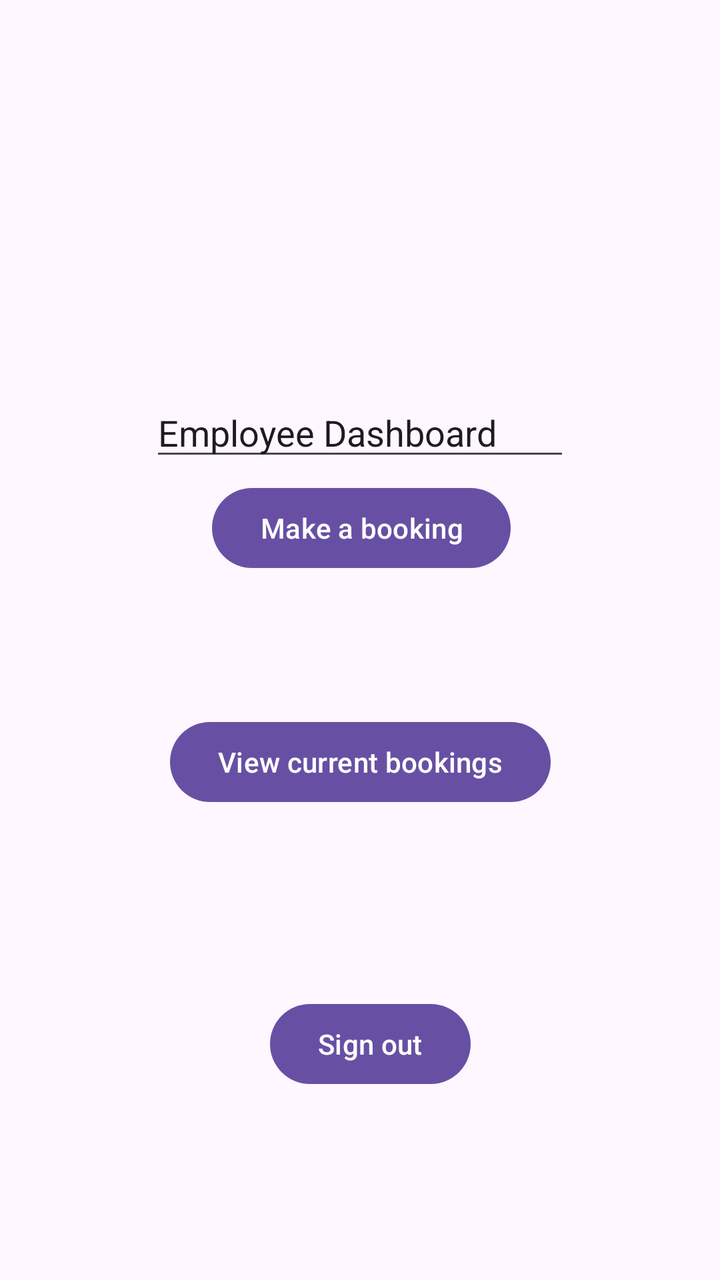
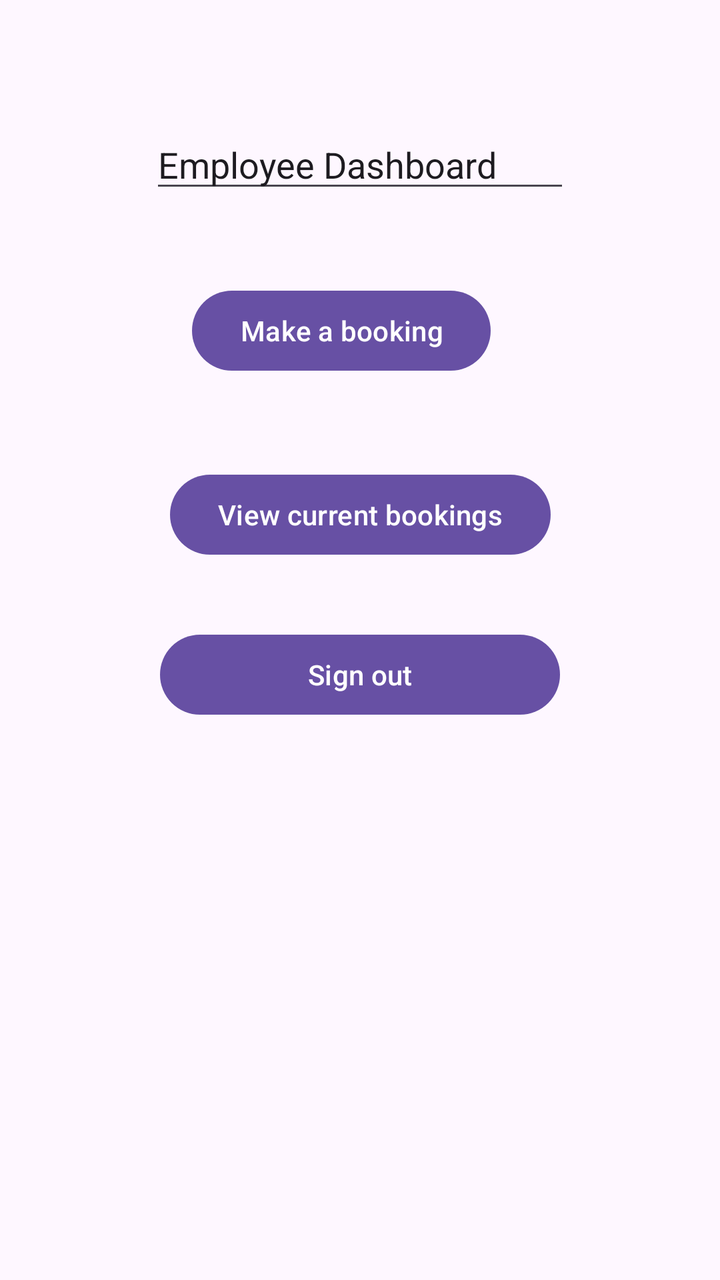

The first picture is an Android layout as it rendered before a commit; the second is the same layout after the commit. The layout source and the unified diff follow.
<!-- AndroidManifest.xml: application theme Theme.EmployeeBooking -->
<!-- res/layout/activity_employee_dashboard.xml -->
<?xml version="1.0" encoding="utf-8"?>
<androidx.constraintlayout.widget.ConstraintLayout xmlns:android="http://schemas.android.com/apk/res/android"
    xmlns:app="http://schemas.android.com/apk/res-auto"
    xmlns:tools="http://schemas.android.com/tools"
    android:id="@+id/main"
    android:layout_width="match_parent"
    android:layout_height="match_parent"
    tools:context=".employee_dashboard">

    <EditText
        android:id="@+id/editTextText3"
        android:layout_width="wrap_content"
        android:layout_height="wrap_content"
        android:layout_marginTop="194dp"
        android:ems="10"
        android:inputType="text"
        android:text="Employee Dashboard"
        app:layout_constraintEnd_toEndOf="parent"
        app:layout_constraintStart_toStartOf="parent"
        app:layout_constraintTop_toTopOf="parent" />

    <Button
        android:id="@+id/makebooking"
        android:layout_width="wrap_content"
        android:layout_height="wrap_content"
        android:layout_marginEnd="20dp"
        android:layout_marginBottom="69dp"
        android:text="Make a booking"
        app:layout_constraintBottom_toTopOf="@+id/viewbookings"
        app:layout_constraintEnd_toEndOf="@+id/viewbookings" />

    <Button
        android:id="@+id/viewbookings"
        android:layout_width="wrap_content"
        android:layout_height="wrap_content"
        android:layout_marginBottom="235dp"
        android:text="View current bookings"
        app:layout_constraintBottom_toBottomOf="parent"
        app:layout_constraintEnd_toEndOf="parent"
        app:layout_constraintStart_toStartOf="parent" />

    <Button
        android:id="@+id/signout"
        android:layout_width="wrap_content"
        android:layout_height="wrap_content"
        android:layout_marginStart="50dp"
        android:layout_marginTop="93dp"
        android:layout_marginEnd="50dp"
        android:layout_marginBottom="94dp"
        android:text="Sign out"
        app:layout_constraintBottom_toBottomOf="parent"
        app:layout_constraintEnd_toEndOf="@+id/editTextText3"
        app:layout_constraintStart_toStartOf="@+id/viewbookings"
        app:layout_constraintTop_toBottomOf="@+id/viewbookings" />
</androidx.constraintlayout.widget.ConstraintLayout>
<!-- resources referenced by this layout -->
<resources>
  <style name="Theme.EmployeeBooking" parent="Base.Theme.EmployeeBooking" />
  <style name="Base.Theme.EmployeeBooking" parent="Theme.Material3.DayNight.NoActionBar">
          
          
      </style>
</resources>

<!-- the commit's change to res/layout/activity_employee_dashboard.xml (unified diff, before → after) -->
@@ -1,5 +1,5 @@
 <?xml version="1.0" encoding="utf-8"?>
-<androidx.constraintlayout.widget.ConstraintLayout xmlns:android="http://schemas.android.com/apk/res/android"
+<ScrollView xmlns:android="http://schemas.android.com/apk/res/android"
     xmlns:app="http://schemas.android.com/apk/res-auto"
     xmlns:tools="http://schemas.android.com/tools"
     android:id="@+id/main"
@@ -7,11 +7,16 @@
     android:layout_height="match_parent"
     tools:context=".employee_dashboard">
 
+    <androidx.constraintlayout.widget.ConstraintLayout
+        android:layout_width="match_parent"
+        android:layout_height="wrap_content"
+        tools:context=".MainActivity">
+
     <EditText
         android:id="@+id/editTextText3"
         android:layout_width="wrap_content"
         android:layout_height="wrap_content"
-        android:layout_marginTop="194dp"
+        android:layout_marginTop="60dp"
         android:ems="10"
         android:inputType="text"
         android:text="Employee Dashboard"
@@ -23,33 +28,31 @@
         android:id="@+id/makebooking"
         android:layout_width="wrap_content"
         android:layout_height="wrap_content"
-        android:layout_marginEnd="20dp"
-        android:layout_marginBottom="69dp"
+        android:layout_marginStart="21dp"
+        android:layout_marginTop="40dp"
         android:text="Make a booking"
-        app:layout_constraintBottom_toTopOf="@+id/viewbookings"
-        app:layout_constraintEnd_toEndOf="@+id/viewbookings" />
+        app:layout_constraintStart_toStartOf="@+id/editTextText3"
+        app:layout_constraintTop_toBottomOf="@+id/editTextText3" />
+
+    <Button
+        android:id="@+id/signout"
+        android:layout_width="200dp"
+        android:layout_height="wrap_content"
+        android:layout_marginTop="32dp"
+        android:text="Sign out"
+        app:layout_constraintEnd_toEndOf="parent"
+        app:layout_constraintStart_toStartOf="parent"
+        app:layout_constraintTop_toBottomOf="@+id/viewbookings" />
 
     <Button
         android:id="@+id/viewbookings"
         android:layout_width="wrap_content"
         android:layout_height="wrap_content"
-        android:layout_marginBottom="235dp"
+        android:layout_marginTop="44dp"
         android:text="View current bookings"
-        app:layout_constraintBottom_toBottomOf="parent"
         app:layout_constraintEnd_toEndOf="parent"
-        app:layout_constraintStart_toStartOf="parent" />
+        app:layout_constraintStart_toStartOf="parent"
+        app:layout_constraintTop_toBottomOf="@+id/makebooking" />
 
-    <Button
-        android:id="@+id/signout"
-        android:layout_width="wrap_content"
-        android:layout_height="wrap_content"
-        android:layout_marginStart="50dp"
-        android:layout_marginTop="93dp"
-        android:layout_marginEnd="50dp"
-        android:layout_marginBottom="94dp"
-        android:text="Sign out"
-        app:layout_constraintBottom_toBottomOf="parent"
-        app:layout_constraintEnd_toEndOf="@+id/editTextText3"
-        app:layout_constraintStart_toStartOf="@+id/viewbookings"
-        app:layout_constraintTop_toBottomOf="@+id/viewbookings" />
 </androidx.constraintlayout.widget.ConstraintLayout>
+    </ScrollView>
